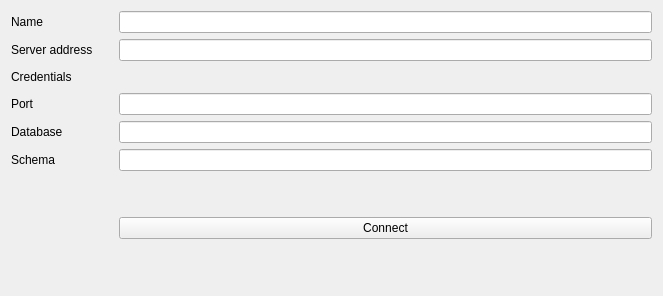
First picture: the form in geocatbridge/servers/views/postgis.ui, repository GeoCat/qgis-bridge-plugin, before the edit.
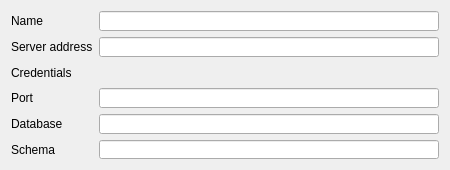
Second picture: the form after the edit.

Patch:
```diff
--- a/geocatbridge/servers/views/postgis.ui
+++ b/geocatbridge/servers/views/postgis.ui
@@ -6,138 +6,142 @@
    <rect>
     <x>0</x>
     <y>0</y>
-    <width>663</width>
-    <height>296</height>
+    <width>450</width>
+    <height>170</height>
    </rect>
   </property>
   <property name="sizePolicy">
-   <sizepolicy hsizetype="Expanding" vsizetype="Minimum">
+   <sizepolicy hsizetype="Expanding" vsizetype="Preferred">
     <horstretch>0</horstretch>
     <verstretch>0</verstretch>
    </sizepolicy>
   </property>
+  <property name="maximumSize">
+   <size>
+    <width>16777215</width>
+    <height>16777215</height>
+   </size>
+  </property>
   <layout class="QGridLayout" name="gridLayout_3">
-   <item row="0" column="0">
-    <widget class="QLabel" name="label_9">
-     <property name="text">
-      <string>Name</string>
-     </property>
-    </widget>
-   </item>
-   <item row="5" column="0">
-    <widget class="QLabel" name="label_12">
-     <property name="text">
-      <string>Database</string>
-     </property>
-    </widget>
-   </item>
-   <item row="6" column="2">
-    <widget class="QLineEdit" name="txtPostgisSchema"/>
-   </item>
-   <item row="4" column="2">
-    <widget class="QLineEdit" name="txtPostgisPort"/>
-   </item>
-   <item row="6" column="0">
-    <widget class="QLabel" name="label_11">
-     <property name="text">
-      <string>Schema</string>
-     </property>
-    </widget>
-   </item>
-   <item row="2" column="0">
-    <widget class="QLabel" name="label_13">
-     <property name="text">
-      <string>Credentials</string>
-     </property>
-    </widget>
-   </item>
-   <item row="0" column="2">
-    <widget class="QLineEdit" name="txtPostgisName"/>
-   </item>
-   <item row="1" column="2">
-    <widget class="QLineEdit" name="txtPostgisServerAddress"/>
-   </item>
-   <item row="9" column="1">
-    <spacer name="verticalSpacer_3">
-     <property name="orientation">
-      <enum>Qt::Vertical</enum>
-     </property>
-     <property name="sizeType">
-      <enum>QSizePolicy::MinimumExpanding</enum>
-     </property>
-     <property name="sizeHint" stdset="0">
-      <size>
-       <width>20</width>
-       <height>40</height>
-      </size>
-     </property>
-    </spacer>
-   </item>
-   <item row="4" column="0">
-    <widget class="QLabel" name="label_10">
-     <property name="text">
-      <string>Port</string>
-     </property>
-    </widget>
-   </item>
-   <item row="1" column="0">
-    <widget class="QLabel" name="label_8">
-     <property name="text">
-      <string>Server address</string>
-     </property>
-    </widget>
-   </item>
-   <item row="5" column="2">
-    <widget class="QLineEdit" name="txtPostgisDatabase"/>
-   </item>
-   <item row="8" column="2">
-    <widget class="QPushButton" name="btnConnectPostgis">
-     <property name="text">
-      <string>Connect</string>
-     </property>
-    </widget>
-   </item>
-   <item row="2" column="2">
-    <widget class="QWidget" name="postgisAuthWidget" native="true">
+   <property name="sizeConstraint">
+    <enum>QLayout::SetMaximumSize</enum>
+   </property>
+   <item row="0" column="0" alignment="Qt::AlignTop">
+    <widget class="QFrame" name="frame">
      <property name="sizePolicy">
-      <sizepolicy hsizetype="Preferred" vsizetype="Fixed">
+      <sizepolicy hsizetype="Expanding" vsizetype="Preferred">
        <horstretch>0</horstretch>
        <verstretch>0</verstretch>
       </sizepolicy>
      </property>
-     <property name="minimumSize">
-      <size>
-       <width>0</width>
-       <height>20</height>
-      </size>
+     <property name="frameShape">
+      <enum>QFrame::NoFrame</enum>
      </property>
-     <property name="maximumSize">
-      <size>
-       <width>16777215</width>
-       <height>100</height>
-      </size>
+     <property name="frameShadow">
+      <enum>QFrame::Raised</enum>
      </property>
-     <property name="focusPolicy">
-      <enum>Qt::StrongFocus</enum>
-     </property>
+     <layout class="QVBoxLayout" name="verticalLayout">
+      <property name="leftMargin">
+       <number>0</number>
+      </property>
+      <property name="topMargin">
+       <number>0</number>
+      </property>
+      <property name="rightMargin">
+       <number>0</number>
+      </property>
+      <property name="bottomMargin">
+       <number>0</number>
+      </property>
+      <item>
+       <layout class="QGridLayout" name="gridLayout">
+        <item row="2" column="1">
+         <widget class="QWidget" name="postgisAuthWidget" native="true">
+          <property name="sizePolicy">
+           <sizepolicy hsizetype="Expanding" vsizetype="Preferred">
+            <horstretch>0</horstretch>
+            <verstretch>0</verstretch>
+           </sizepolicy>
+          </property>
+          <property name="minimumSize">
+           <size>
+            <width>0</width>
+            <height>20</height>
+           </size>
+          </property>
+          <property name="maximumSize">
+           <size>
+            <width>16777215</width>
+            <height>100</height>
+           </size>
+          </property>
+          <property name="focusPolicy">
+           <enum>Qt::StrongFocus</enum>
+          </property>
+         </widget>
+        </item>
+        <item row="0" column="1">
+         <widget class="QLineEdit" name="txtPostgisName"/>
+        </item>
+        <item row="1" column="1">
+         <widget class="QLineEdit" name="txtPostgisServerAddress"/>
+        </item>
+        <item row="3" column="0">
+         <widget class="QLabel" name="label_10">
+          <property name="text">
+           <string>Port</string>
+          </property>
+         </widget>
+        </item>
+        <item row="2" column="0">
+         <widget class="QLabel" name="label_13">
+          <property name="text">
+           <string>Credentials</string>
+          </property>
+         </widget>
+        </item>
+        <item row="1" column="0">
+         <widget class="QLabel" name="label_8">
+          <property name="text">
+           <string>Server address</string>
+          </property>
+         </widget>
+        </item>
+        <item row="4" column="0">
+         <widget class="QLabel" name="label_12">
+          <property name="text">
+           <string>Database</string>
+          </property>
+         </widget>
+        </item>
+        <item row="0" column="0">
+         <widget class="QLabel" name="label_9">
+          <property name="text">
+           <string>Name</string>
+          </property>
+         </widget>
+        </item>
+        <item row="4" column="1">
+         <widget class="QLineEdit" name="txtPostgisDatabase"/>
+        </item>
+        <item row="3" column="1">
+         <widget class="QLineEdit" name="txtPostgisPort"/>
+        </item>
+        <item row="5" column="0">
+         <widget class="QLabel" name="label_11">
+          <property name="text">
+           <string>Schema</string>
+          </property>
+         </widget>
+        </item>
+        <item row="5" column="1">
+         <widget class="QLineEdit" name="txtPostgisSchema"/>
+        </item>
+       </layout>
+      </item>
+     </layout>
     </widget>
    </item>
-   <item row="7" column="2">
-    <spacer name="verticalSpacer_5">
-     <property name="orientation">
-      <enum>Qt::Vertical</enum>
-     </property>
-     <property name="sizeType">
-      <enum>QSizePolicy::Fixed</enum>
-     </property>
-     <property name="sizeHint" stdset="0">
-      <size>
-       <width>20</width>
-       <height>40</height>
-      </size>
-     </property>
-    </spacer>
-   </item>
   </layout>
  </widget>
  <tabstops>
```
Left out of the diff: 9 changed lines with no effect on the pictures.
